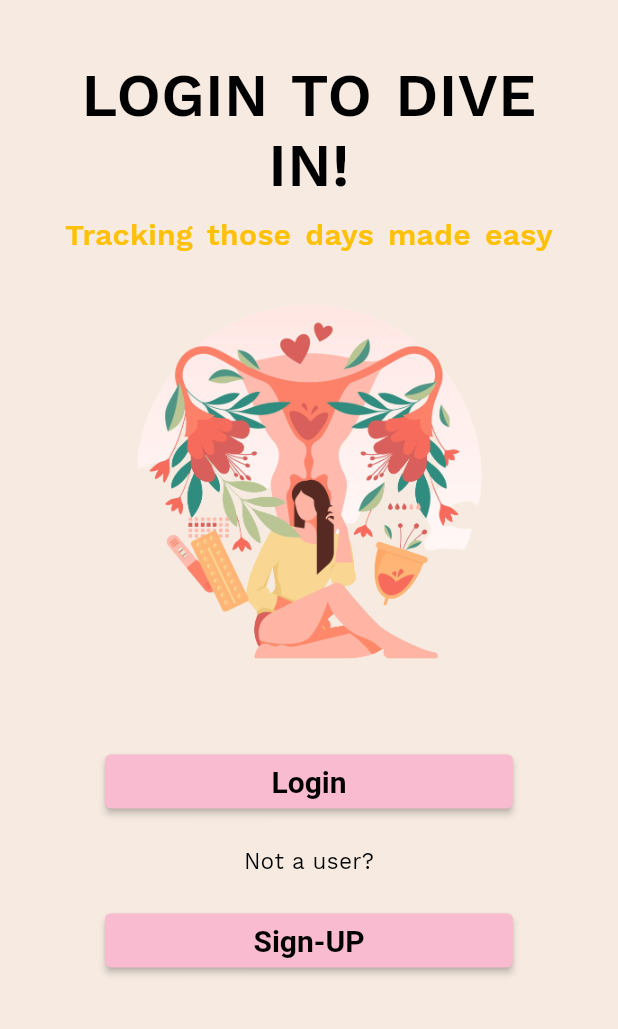
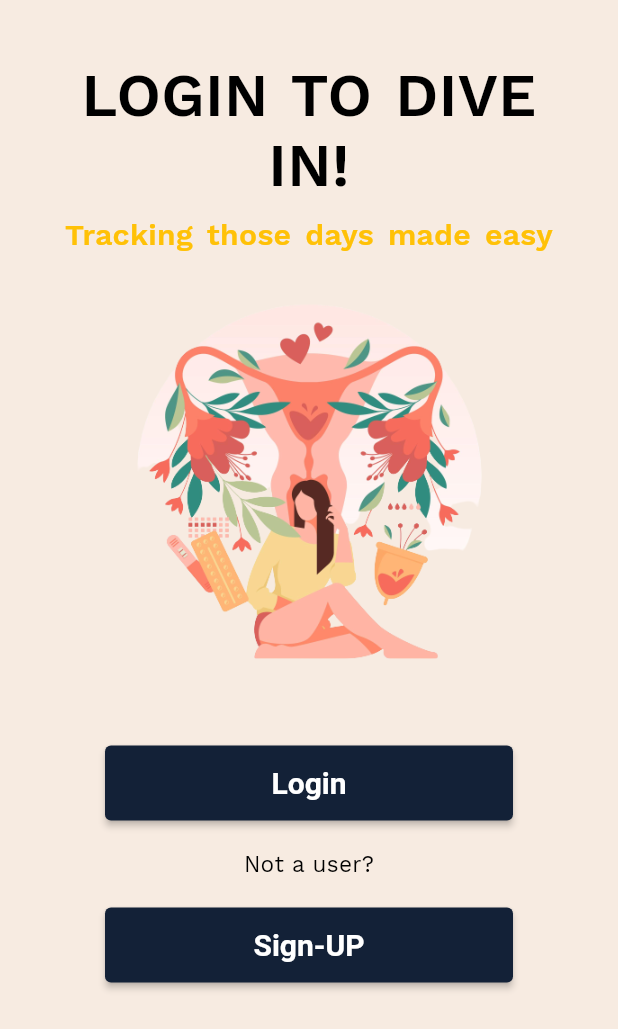
Before and after one commit to Chaitanyaputhran/Bloombright, a Flutter app: the MainScreen screen opened directly, on a phone screen of 412 x 824 dp. Shown: the top 1029 px of the screen. Run offline on Flutter 3.47's test engine with Material 2 defaults, Android fonts, the phone set to English and light mode, and no system bars; our stand-ins replace cloud_firestore, datetime_picker_formfield_new, firebase_auth, firebase_core, flutter_rating_bar, flutter_screenutil and 3 more; accounts and stored records are empty.

Commit message:
made updates

```diff
--- a/lib/hotel_booking/Login/create.dart
+++ b/lib/hotel_booking/Login/create.dart
@@ -95,6 +95,9 @@ class CreateScreen extends StatelessWidget {
                         Builder(
                           builder: (context) {
                             return ElevatedButton(
+                              style: ButtonStyle(
+                                backgroundColor: MaterialStateProperty.all<Color>(Color(0xff132137)),
+                              ),
                               onPressed: () {
                                 // if (sas == false) {
                                 if (confirmController.text ==
--- a/lib/hotel_booking/Login/login.dart
+++ b/lib/hotel_booking/Login/login.dart
@@ -90,6 +90,11 @@ class _LoginScreenState extends State<LoginScreen> {
                       _isLoading
                           ? CircularProgressIndicator()
                           : ElevatedButton(
+                              style: ButtonStyle(
+                                backgroundColor:
+                                    MaterialStateProperty.all<Color>(
+                                        Color(0xff132137)),
+                              ),
                               onPressed: () {
                                 Navigator.push(
                                   context,
--- a/lib/hotel_booking/Login/mainScreen.dart
+++ b/lib/hotel_booking/Login/mainScreen.dart
@@ -46,14 +46,15 @@ class MainScreen extends StatelessWidget {
                   children: [
                     Container(
                       width: double.infinity,
+                      height: 50,
                       child: ElevatedButton(
                         style: ButtonStyle(
-                          backgroundColor: MaterialStateProperty.all<Color>(Colors.pink.shade100),
+                          backgroundColor: MaterialStateProperty.all<Color>(Color(0xff132137)),
                         ),
                         child: Text(
                           'Login',
                           style: TextStyle(
-                            color: Colors.black,
+                            color: Colors.white,
                             fontSize: 20,
                             fontWeight: FontWeight.w600,
                           ),
@@ -84,14 +85,15 @@ class MainScreen extends StatelessWidget {
                     ),
                     Container(
                       width: double.infinity,
+                      height: 50,
                       child: ElevatedButton(
                         style: ButtonStyle(
-                          backgroundColor: MaterialStateProperty.all<Color>(Colors.pink.shade100),
+                          backgroundColor: MaterialStateProperty.all<Color>(Color(0xff132137)),
                         ),
                         child: Text(
                           'Sign-UP',
                           style: TextStyle(
-                            color: Colors.black,
+                            color: Colors.white,
                             fontSize: 20,
                             fontWeight: FontWeight.w600,
                           ),
```
